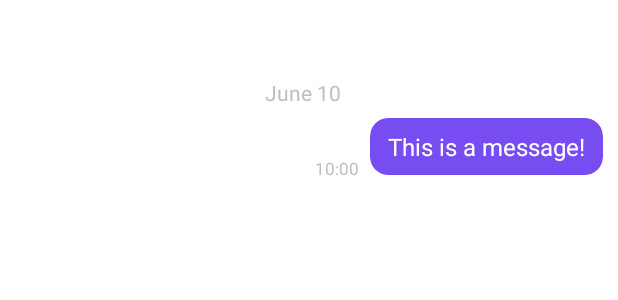
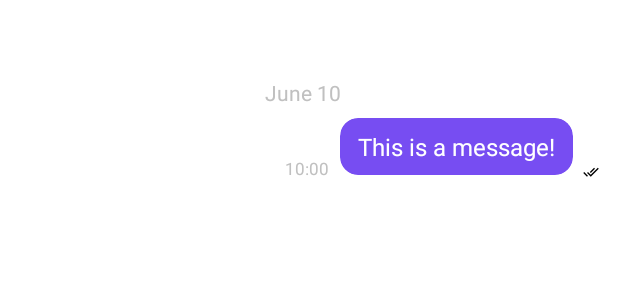
Before and after one commit to YewJiaHong/Chattoo, an Android app: the layout item_chat_me.xml on its own in the app's theme, with its tools: preview values and no code run, on a phone screen of 412 x 824 dp. Shown: the top 300 px of the screen. Run offline under Robolectric (Android 15) with nearby library versions, the phone set to English and light mode, and no system bars.

```diff
--- a/app/src/main/java/com/jiho/chattoo/MainActivity.java
+++ b/app/src/main/java/com/jiho/chattoo/MainActivity.java
@@ -1,5 +1,7 @@
 package com.jiho.chattoo;
 
+import android.content.Context;
+import android.content.SharedPreferences;
 import android.os.Bundle;
 import androidx.annotation.Nullable;
 import androidx.appcompat.app.AppCompatActivity;
--- a/app/src/main/java/com/jiho/chattoo/mainui/model/BaseMessage.java
+++ b/app/src/main/java/com/jiho/chattoo/mainui/model/BaseMessage.java
@@ -6,8 +6,9 @@ import lombok.Data;
 @Data
 public class BaseMessage {
     private String messageText;
-    private Bitmap profileImage;
+    private String profileImage;
     private User sender;
     private String createdAt;
+    private String readReceipt;
     private String Date;
 }
--- /dev/null
+++ b/app/src/main/res/drawable/baseline_done_24.xml
@@ -0,0 +1,5 @@
+<vector xmlns:android="http://schemas.android.com/apk/res/android" android:height="24dp" android:tint="#000000" android:viewportHeight="24" android:viewportWidth="24" android:width="24dp">
+
+    <path android:fillColor="@android:color/white" android:pathData="M9,16.2L4.8,12l-1.4,1.4L9,19 21,7l-1.4,-1.4L9,16.2z"/>
+
+</vector>
--- /dev/null
+++ b/app/src/main/res/drawable/baseline_done_all_24.xml
@@ -0,0 +1,5 @@
+<vector xmlns:android="http://schemas.android.com/apk/res/android" android:height="24dp" android:tint="#000000" android:viewportHeight="24" android:viewportWidth="24" android:width="24dp">
+
+    <path android:fillColor="@android:color/white" android:pathData="M18,7l-1.41,-1.41 -6.34,6.34 1.41,1.41L18,7zM22.24,5.59L11.66,16.17 7.48,12l-1.41,1.41L11.66,19l12,-12 -1.42,-1.41zM0.41,13.41L6,19l1.41,-1.41L1.83,12 0.41,13.41z"/>
+
+</vector>
--- a/app/src/main/res/layout/item_chat_me.xml
+++ b/app/src/main/res/layout/item_chat_me.xml
@@ -33,15 +33,14 @@
         app:cardElevation="0dp"
         app:cardPreventCornerOverlap="false"
         app:cardUseCompatPadding="true"
-        app:layout_constraintEnd_toEndOf="parent"
+        app:layout_constraintEnd_toStartOf="@id/text_chat_read_receipt"
         app:layout_constraintTop_toBottomOf="@id/text_chat_date_me">
 
         <LinearLayout
             android:id="@+id/layout_chat_container_me"
             android:layout_width="wrap_content"
             android:layout_height="wrap_content"
-            android:orientation="vertical">
-
+            android:orientation="horizontal">
             <TextView
                 android:id="@+id/text_chat_message_me"
                 android:layout_width="wrap_content"
@@ -57,6 +56,18 @@
         </LinearLayout>
     </androidx.cardview.widget.CardView>
 
+    <ImageView
+        android:id="@+id/text_chat_read_receipt"
+        android:layout_width="0dp"
+        android:layout_height="0dp"
+        app:layout_constraintHeight_percent="0.10"
+        app:layout_constraintWidth_percent="0.05"
+        android:contentDescription="@string/read_receipt"
+        android:src="@drawable/baseline_done_all_24"
+        app:layout_constraintEnd_toEndOf="parent"
+        app:layout_constraintBottom_toBottomOf="@id/card_chat_message_me"
+        />
+
     <TextView
         android:id="@+id/text_chat_timestamp_me"
         android:layout_width="wrap_content"
--- a/app/src/main/res/values/strings.xml
+++ b/app/src/main/res/values/strings.xml
@@ -11,4 +11,5 @@
     <string name="enter_message">Enter Message</string>
     <string name="send">Send</string>
     <string name="user_icon">User Icon</string>
+    <string name="read_receipt">read_receipt</string>
 </resources>
```
Also changed, not shown: app/src/main/java/com/jiho/chattoo/mainui/chat/ChatFragment.java (+9 -0 lines), app/src/main/java/com/jiho/chattoo/mainui/chat/MessageListAdapter.java (+66 -2 lines), app/src/main/java/com/jiho/chattoo/mainui/enums/ViewTypeMessage.java (added, +17 -0 lines), app/src/main/java/com/jiho/chattoo/mainui/sharedPref/SharedPreferenceAbstract.java (added, +7 -0 lines), app/src/main/java/com/jiho/chattoo/mainui/sharedPref/SharedPreferenceAbstractImpl.java (added, +29 -0 lines), app/src/main/res/drawable/icon.png (added).
